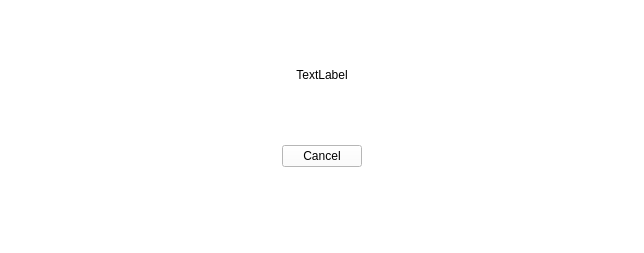
The window that src/GUI/Connecting.ui (maciek-slon/DisCODe) describes before a commit, drawn with Qt 5.
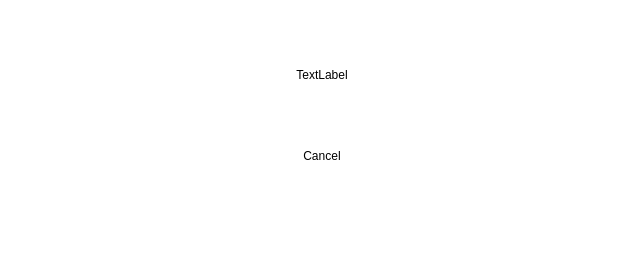
The same window after the commit.

Commit message: Font fiz

```diff
--- a/src/GUI/Connecting.ui
+++ b/src/GUI/Connecting.ui
@@ -144,39 +144,16 @@
       <property name="margin">
        <number>0</number>
       </property>
-      <item>
-       <spacer name="horizontalSpacer">
-        <property name="orientation">
-         <enum>Qt::Horizontal</enum>
-        </property>
-        <property name="sizeHint" stdset="0">
-         <size>
-          <width>40</width>
-          <height>20</height>
-         </size>
-        </property>
-       </spacer>
-      </item>
       <item>
        <widget class="QPushButton" name="btnCancel">
         <property name="text">
          <string>Cancel</string>
         </property>
+        <property name="flat">
+         <bool>true</bool>
+        </property>
        </widget>
       </item>
-      <item>
-       <spacer name="horizontalSpacer_2">
-        <property name="orientation">
-         <enum>Qt::Horizontal</enum>
-        </property>
-        <property name="sizeHint" stdset="0">
-         <size>
-          <width>40</width>
-          <height>20</height>
-         </size>
-        </property>
-       </spacer>
-      </item>
      </layout>
     </widget>
    </item>
```
The commit also changes 1 other file.
